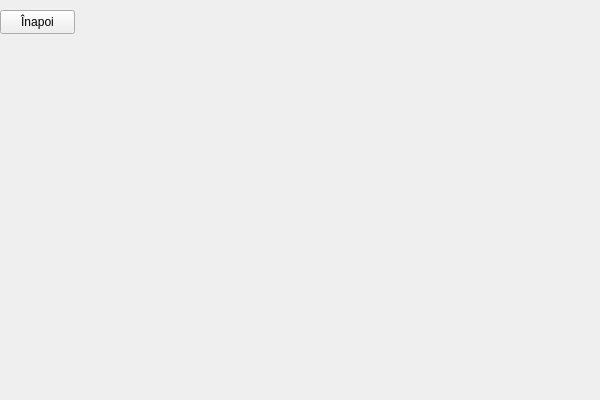
First picture: the form in Triviador/UI/forms/Profile.ui, repository andonealexandru/Triviador, before the edit.
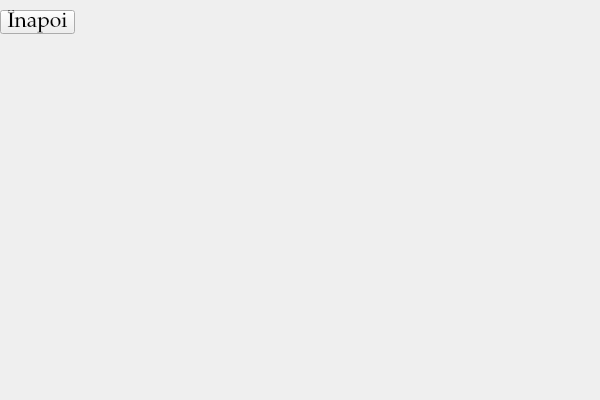
Second picture: the form after the edit.

Diff of the .ui file:
```diff
--- a/Triviador/UI/forms/Profile.ui
+++ b/Triviador/UI/forms/Profile.ui
@@ -29,6 +29,12 @@
       <verstretch>0</verstretch>
      </sizepolicy>
     </property>
+    <property name="font">
+     <font>
+      <family>Palatino Linotype</family>
+      <pointsize>16</pointsize>
+     </font>
+    </property>
     <property name="text">
      <string>Înapoi</string>
     </property>
```
